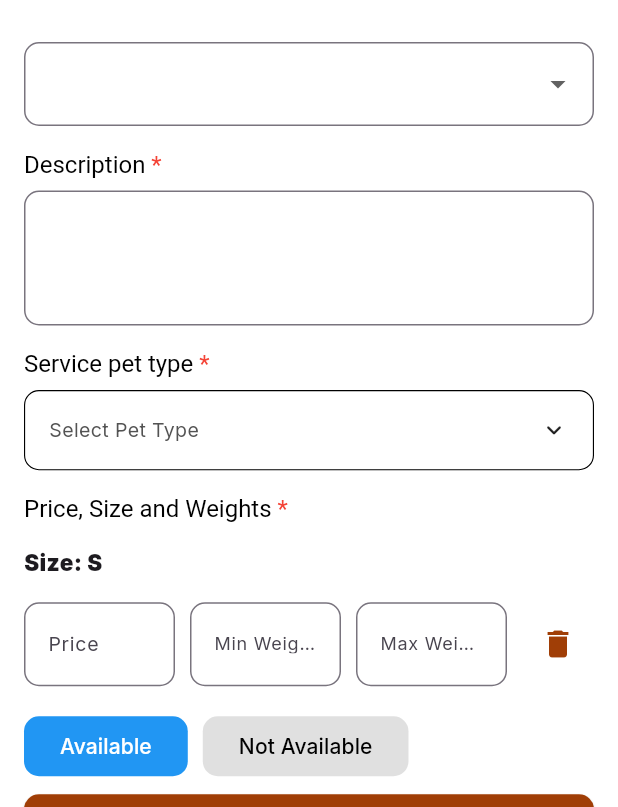
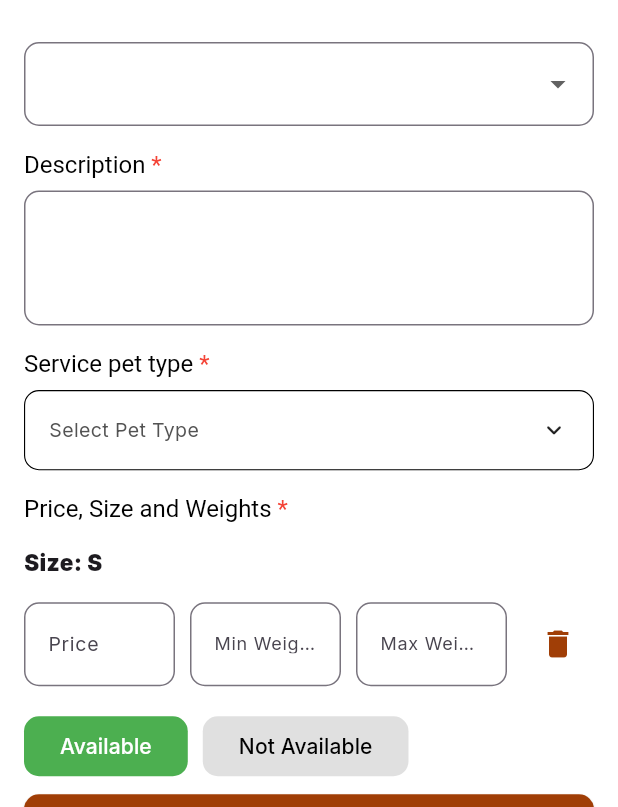
Before and after one commit to Pamfurred-Service-Provider/pamfurred_service_provider, a Flutter app: the AddServiceScreen screen opened directly with empty values, on a phone screen of 412 x 824 dp, the part 429-1236 px from its top. Run offline on Flutter 3.47's test engine with Material 3 defaults, Android fonts, the phone set to English and light mode, and no system bars; drawn by our look-alikes of animated_custom_dropdown; our stand-ins replace badges, email_validator, firebase_core, firebase_messaging, fl_chart, flutter_local_notifications and 10 more; missing offline and left inert: fancy_password_field, open_street_map_search_and_pick; accounts and stored records are empty.

```diff
--- a/lib/screens/add_package.dart
+++ b/lib/screens/add_package.dart
@@ -953,7 +953,7 @@ class _AddPackageScreenState extends State<AddPackageScreen> {
                               backgroundColor:
                                   availabilityMap[sizeList[index]] ==
                                           'Available'
-                                      ? Colors.blue
+                                      ? Colors.green
                                       : Colors.grey.shade300,
                               foregroundColor:
                                   availabilityMap[sizeList[index]] ==
--- a/lib/screens/add_service.dart
+++ b/lib/screens/add_service.dart
@@ -710,7 +710,7 @@ class _AddServiceScreenState extends State<AddServiceScreen> {
                               backgroundColor:
                                   availabilityMap[sizeList[index]] ==
                                           'Available'
-                                      ? Colors.blue
+                                      ? Colors.green
                                       : Colors.grey.shade300,
                               foregroundColor:
                                   availabilityMap[sizeList[index]] ==
```
Also changed, not shown: lib/screens/services.dart (+6 -2 lines).
